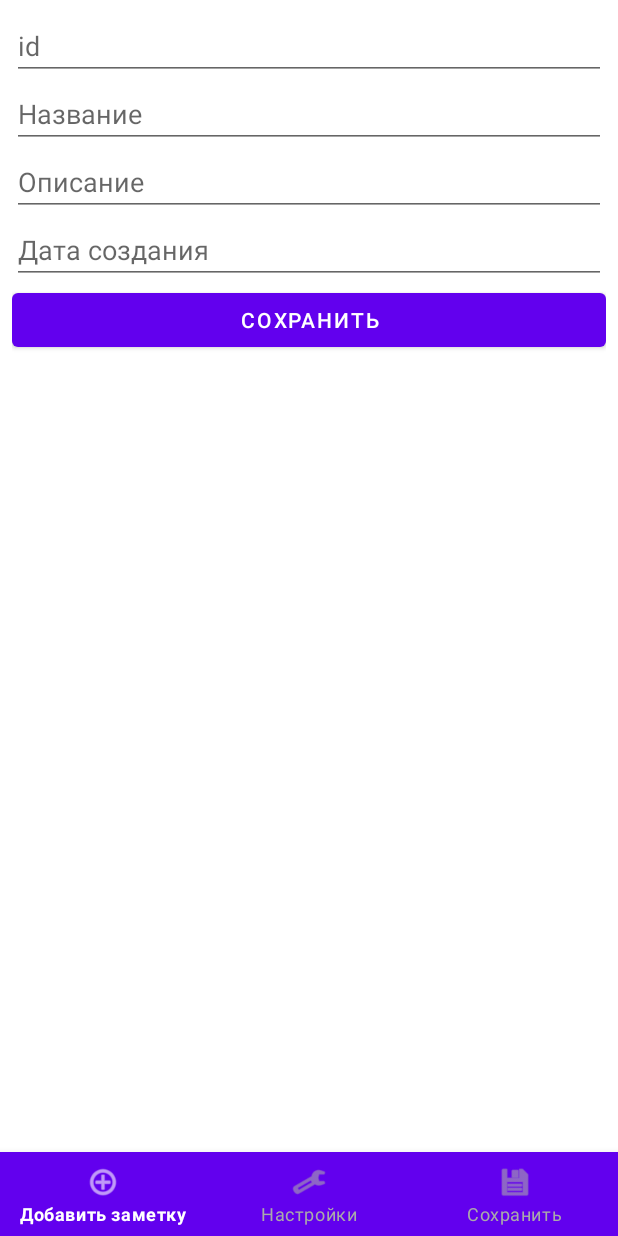
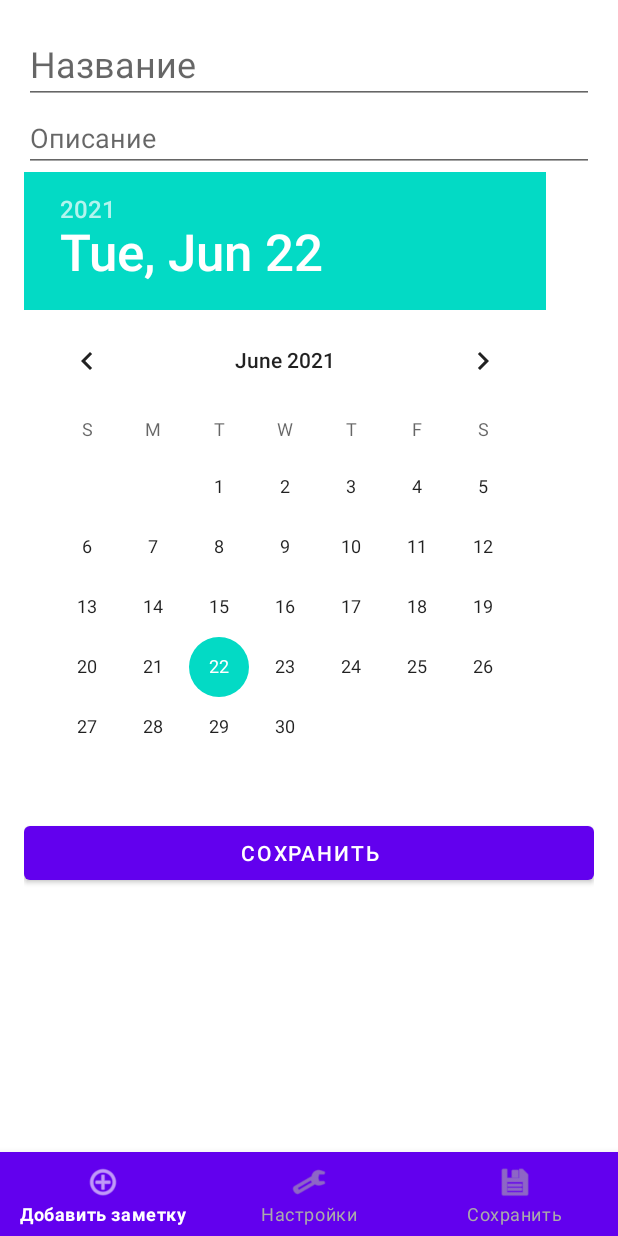
Before and after one commit to pfrost982/Notepad, an Android app: the fragment NoticeFragment placed in its activity, on a phone screen of 412 x 824 dp. Run offline under Robolectric (Android 15) with nearby library versions, the phone set to English and light mode, and no system bars; 3 statements that could not run were skipped.

Commit message:
Добавлен DatePicker

```diff
--- a/app/src/main/java/ru/gb/notepad/NoteViewHolder.java
+++ b/app/src/main/java/ru/gb/notepad/NoteViewHolder.java
@@ -8,6 +8,8 @@ import androidx.annotation.NonNull;
 import androidx.annotation.Nullable;
 import androidx.cardview.widget.CardView;
 import androidx.recyclerview.widget.RecyclerView;
+
+import java.util.Calendar;
 
 public class NoteViewHolder extends RecyclerView.ViewHolder {
     private final TextView titleTextView;
@@ -30,6 +32,9 @@ public class NoteViewHolder extends RecyclerView.ViewHolder {
     public void bind(Notice notice) {
         this.notice = notice;
         titleTextView.setText(notice.title);
-        dateTextView.setText(Long.toString(notice.dateOfCreation));
+        Calendar calendar = Calendar.getInstance();
+        calendar.setTimeInMillis(notice.dateOfCreation);
+        dateTextView.setText(calendar.get(Calendar.DAY_OF_MONTH) + "." + calendar.get(Calendar.MONTH)
+                + "." + calendar.get(Calendar.YEAR));
     }
 }
--- a/app/src/main/java/ru/gb/notepad/NoticeFragment.java
+++ b/app/src/main/java/ru/gb/notepad/NoticeFragment.java
@@ -9,17 +9,20 @@ import android.view.LayoutInflater;
 import android.view.View;
 import android.view.ViewGroup;
 import android.widget.Button;
+import android.widget.DatePicker;
 import android.widget.EditText;
+
+import java.util.Calendar;
 
 public class NoticeFragment extends Fragment {
     private static final String ARG_NOTICE = "ARG_NOTICE";
 
     private Notice notice;
-    private EditText idEt;
     private EditText titleEt;
     private EditText descriptionEt;
-    private EditText dateOfCreationEt;
+    private DatePicker datePicker;
     private Button saveBt;
+    private Calendar calendar;
 
     public NoticeFragment() {
     }
@@ -57,21 +60,30 @@ public class NoticeFragment extends Fragment {
     @Override
     public void onViewCreated(View view, Bundle savedInstanceState) {
         super.onViewCreated(view, savedInstanceState);
-        idEt = view.findViewById(R.id.id_edit_text);
         titleEt = view.findViewById(R.id.title_edit_text);
         descriptionEt = view.findViewById(R.id.description_edit_text);
-        dateOfCreationEt = view.findViewById(R.id.date_of_creation_edit_text);
+        datePicker = view.findViewById(R.id.date_picker);
         saveBt = view.findViewById(R.id.save_button);
         saveBt.setOnClickListener(v -> {
             Controller controller = (Controller) getActivity();
             controller.saveNotice(new Notice(notice.id, titleEt.getText().toString(),
-                    descriptionEt.getText().toString(), notice.dateOfCreation));
+                    descriptionEt.getText().toString(), calendar.getTimeInMillis()));
         });
 
-        idEt.setText(notice.id);
         titleEt.setText(notice.title);
         descriptionEt.setText(notice.description);
-        dateOfCreationEt.setText(Long.toString(notice.dateOfCreation));
+        calendar = Calendar.getInstance();
+        calendar.setTimeInMillis(notice.dateOfCreation);
+        datePicker.setCalendarViewShown(false);
+        datePicker.setSpinnersShown(true);
+        datePicker.init(calendar.get(Calendar.YEAR), calendar.get(Calendar.MONTH),
+                calendar.get(Calendar.DAY_OF_MONTH), new DatePicker.OnDateChangedListener() {
+                    @Override
+                    public void onDateChanged(DatePicker view, int year,
+                                              int monthOfYear, int dayOfMonth) {
+                        calendar.set(year, monthOfYear, dayOfMonth);
+                    }
+                });
     }
 
     public interface Controller {
--- a/app/src/main/res/layout-land/activity_main.xml
+++ b/app/src/main/res/layout-land/activity_main.xml
@@ -4,14 +4,14 @@
     xmlns:tools="http://schemas.android.com/tools"
     android:layout_width="match_parent"
     android:layout_height="match_parent"
-    tools:context=".MainActivity"
-    android:orientation="vertical">
+    android:orientation="vertical"
+    tools:context=".MainActivity">
 
     <LinearLayout
         android:layout_width="match_parent"
         android:layout_height="match_parent"
+        android:layout_weight="1"
         android:gravity="center"
-        android:layout_weight="1"
         android:orientation="horizontal"
         tools:context=".MainActivity">
 
@@ -25,15 +25,15 @@
             android:id="@+id/detail_container"
             android:layout_width="0dp"
             android:layout_height="match_parent"
-            android:layout_weight="1" />
+            android:layout_weight="1.2" />
     </LinearLayout>
 
     <com.google.android.material.bottomnavigation.BottomNavigationView
         android:id="@+id/bottom_navigation"
         android:layout_width="match_parent"
         android:layout_height="wrap_content"
+        android:layout_alignParentBottom="true"
         android:layout_weight="0"
-        android:layout_alignParentBottom="true"
         app:itemBackground="@color/purple_500"
         app:itemIconTint="@color/bottom_navigation_item_background_colors"
         app:itemTextColor="@color/bottom_navigation_item_background_colors"
--- a/app/src/main/res/layout/fragment_notice.xml
+++ b/app/src/main/res/layout/fragment_notice.xml
@@ -1,42 +1,41 @@
 <?xml version="1.0" encoding="utf-8"?>
-<LinearLayout xmlns:android="http://schemas.android.com/apk/res/android"
+<ScrollView xmlns:android="http://schemas.android.com/apk/res/android"
     xmlns:tools="http://schemas.android.com/tools"
     android:layout_width="match_parent"
-    android:layout_height="match_parent"
-    android:orientation="vertical"
-    android:padding="@dimen/padding"
-    tools:showIn=".MainActivity">
+    android:layout_height="match_parent">
 
-    <EditText
-        android:id="@+id/id_edit_text"
+    <LinearLayout
         android:layout_width="match_parent"
         android:layout_height="wrap_content"
-        android:hint="@string/id"
-        android:singleLine="true"
-        android:textSize="@dimen/text_size" />
+        android:layout_margin="@dimen/default_margin"
+        android:orientation="vertical"
+        android:padding="@dimen/default_padding"
+        tools:showIn=".MainActivity">
 
         <EditText
             android:id="@+id/title_edit_text"
             android:layout_width="match_parent"
             android:layout_height="wrap_content"
             android:hint="@string/title"
+            android:inputType="text"
+            android:maxLines="1"
             android:singleLine="true"
-        android:textSize="@dimen/text_size" />
+            android:textSize="@dimen/title_size" />
 
         <EditText
             android:id="@+id/description_edit_text"
             android:layout_width="match_parent"
             android:layout_height="wrap_content"
             android:hint="@string/description"
+            android:inputType="text"
+            android:singleLine="true"
             android:textSize="@dimen/text_size" />
 
-    <EditText
-        android:id="@+id/date_of_creation_edit_text"
-        android:layout_width="match_parent"
+        <DatePicker
+            android:id="@+id/date_picker"
+            android:layout_width="wrap_content"
             android:layout_height="wrap_content"
-        android:hint="@string/date_creation"
-        android:singleLine="true"
-        android:textSize="@dimen/text_size" />
+            android:hint="@string/date_creation" />
 
         <Button
             android:id="@+id/save_button"
@@ -44,3 +43,4 @@
             android:layout_height="wrap_content"
             android:text="@string/save" />
     </LinearLayout>
+</ScrollView>
--- a/app/src/main/res/layout/fragment_notice_list.xml
+++ b/app/src/main/res/layout/fragment_notice_list.xml
@@ -1,18 +1,11 @@
 <?xml version="1.0" encoding="utf-8"?>
-<androidx.constraintlayout.widget.ConstraintLayout xmlns:android="http://schemas.android.com/apk/res/android"
+
+<androidx.recyclerview.widget.RecyclerView xmlns:android="http://schemas.android.com/apk/res/android"
     xmlns:app="http://schemas.android.com/apk/res-auto"
+    android:id="@+id/recycler_view"
     android:layout_width="match_parent"
     android:layout_height="match_parent"
-    android:background="@color/white">
-
-    <androidx.recyclerview.widget.RecyclerView
-        android:id="@+id/recycler_view"
-        android:layout_width="match_parent"
-        android:layout_height="match_parent"
-        android:orientation="vertical"
-        app:layout_constraintEnd_toEndOf="parent"
-        app:layout_constraintStart_toStartOf="parent"
-        app:layout_constraintTop_toTopOf="parent" />
-
-
-</androidx.constraintlayout.widget.ConstraintLayout>
+    android:orientation="vertical"
+    app:layout_constraintEnd_toEndOf="parent"
+    app:layout_constraintStart_toStartOf="parent"
+    app:layout_constraintTop_toTopOf="parent" />
--- a/app/src/main/res/values/dimens.xml
+++ b/app/src/main/res/values/dimens.xml
@@ -1,7 +1,7 @@
 <?xml version="1.0" encoding="utf-8"?>
 <resources>
     <dimen name="text_size">18sp</dimen>
-    <dimen name="padding">8dp</dimen>
+    <dimen name="title_size">24sp</dimen>
     <dimen name="default_padding">8dp</dimen>
     <dimen name="note_card_radius">12dp</dimen>
     <dimen name="note_item_title_text_size">24sp</dimen>
```
Lines whose indentation alone changed are shown as unchanged.
